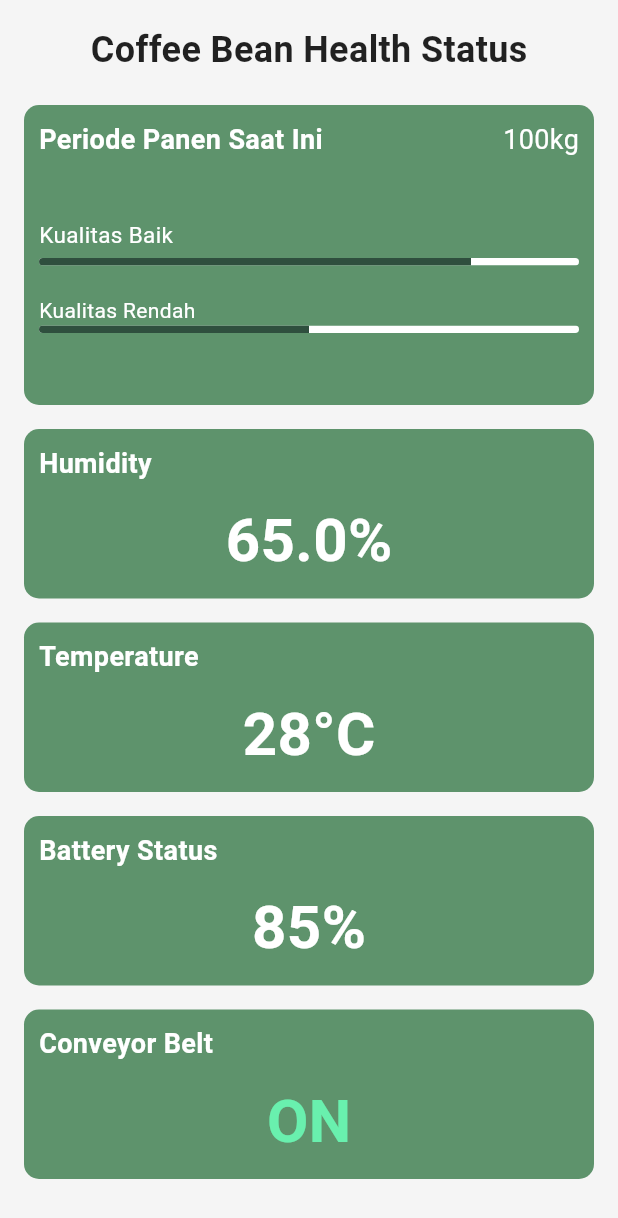
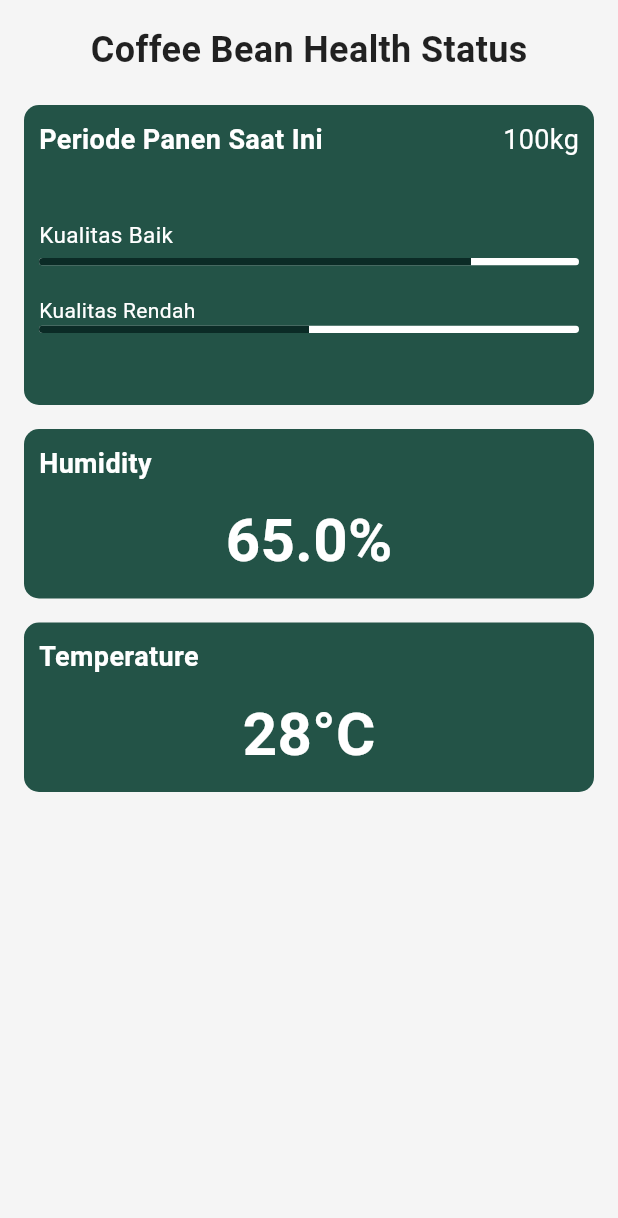
Before and after one commit to NRacoo/WeBean, a Flutter app: the ListScreen screen opened directly, on a phone screen of 412 x 824 dp. Shown: the top 1218 px of the screen. Run offline on Flutter 3.47's test engine with Material 3 defaults, Android fonts, the phone set to English and light mode, and no system bars; our stand-ins replace flutter_secure_storage, get, image_picker; accounts and stored records are empty.

Commit message:
feat:ganti warna

```diff
--- a/lib/route/app_page.dart
+++ b/lib/route/app_page.dart
@@ -5,6 +5,7 @@ import 'package:webean/route/app_route.dart';
 import 'package:webean/view/login/login_screen.dart';
 import 'package:webean/view/register/register_screen.dart';
 import 'package:webean/view/splash/splash_screen.dart';
+import 'package:webean/view/welcome/welcome_screen.dart';
 
 class AppPage {
   static var list = [
@@ -24,6 +25,10 @@ class AppPage {
     GetPage(
     name: AppRoute.register,
     page: () => const RegisterPage()
+    ),
+    GetPage(
+    name: AppRoute.welcome,
+    page: () => const WelcomeScreen()
     )
   ];
 }
--- a/lib/route/app_route.dart
+++ b/lib/route/app_route.dart
@@ -3,4 +3,5 @@ class AppRoute {
   static const String main = "/main";
   static const String login = "/login";
   static const String register = "/register";
+  static const String welcome = "/welcome";
 }
--- a/lib/view/dashboard/dashboard_screen.dart
+++ b/lib/view/dashboard/dashboard_screen.dart
@@ -45,7 +45,7 @@ class _HomeScreen extends State<HomeScreen> {
                   width: double.infinity,
                   padding: const EdgeInsets.all(24),
                   decoration: const BoxDecoration(
-                    color: Color(0xFF3E5F44),
+                    color: Color(0xFF0B2B26),
                     borderRadius: BorderRadius.only(
                       bottomLeft: Radius.circular(200),
                       bottomRight: Radius.circular(200),
@@ -76,7 +76,7 @@ class _HomeScreen extends State<HomeScreen> {
                         child: Center(
                           child: Container(
                             decoration: BoxDecoration(
-                              color: const Color(0xFF5E936C),
+                              color: const Color(0xFF235347),
                               shape: BoxShape.circle,
                             ),
                             child: Padding(
--- a/lib/view/list/list_screen.dart
+++ b/lib/view/list/list_screen.dart
@@ -2,8 +2,6 @@ import 'package:flutter/material.dart';
 import 'package:webean/widgets/kelembapan.dart';
 import 'package:webean/widgets/suhu_card.dart';
 import 'package:webean/widgets/panen_card.dart';
-import 'package:webean/widgets/battery_status_card.dart';
-import 'package:webean/widgets/conveyor_belt_status_card.dart';
 
 class ListScreen extends StatelessWidget {
   const ListScreen({super.key});
@@ -33,10 +31,6 @@ class ListScreen extends StatelessWidget {
                 const SizedBox(height: 16),
                 SuhuCard(suhu: 28.5, status: 'Temperature'),
                 const SizedBox(height: 16),
-                BatteryStatusCard(batteryLevel: 85, status: 'Battery Status'),
-                const SizedBox(height: 16),
-                ConveyorBeltStatusCard(isRunning: true, status: 'Conveyor Belt'),
-                const SizedBox(height: 16),
               ],
             ),
           ),
--- a/lib/view/profile/profile_screen.dart
+++ b/lib/view/profile/profile_screen.dart
@@ -66,7 +66,7 @@ class _ProfileScreenState extends State<ProfileScreen> {
                       width: double.infinity,
                       padding: const EdgeInsets.all(24),
                       decoration: const BoxDecoration(
-                        color: Color(0xFF3E5F44),
+                        color: Color(0xFF0B2B26),
                         borderRadius: BorderRadius.only(
                           bottomLeft: Radius.circular(200),
                           bottomRight: Radius.circular(200),
@@ -78,7 +78,7 @@ class _ProfileScreenState extends State<ProfileScreen> {
                           Center(
                             child: Container(
                               decoration: const BoxDecoration(
-                                color: Color(0xFF5E936C),
+                                color: Color(0xFF235347),
                                 shape: BoxShape.circle,
                               ),
                               child: Stack(
@@ -187,7 +187,7 @@ class _ProfileScreenState extends State<ProfileScreen> {
                             icon: const Icon(Icons.logout),
                             label: const Text("Logout"),
                             style: ElevatedButton.styleFrom(
-                              backgroundColor: const Color(0xFF5E936C),
+                              backgroundColor: const Color(0xFF235347),
                               foregroundColor: Colors.white,
                             ),
                             onPressed: () async {
--- a/lib/view/splash/splash_screen.dart
+++ b/lib/view/splash/splash_screen.dart
@@ -28,14 +28,14 @@ class _SplashScreenState extends State<SplashScreen> {
     if (token != null) {
       Get.offAllNamed(AppRoute.main);
     } else {
-      Get.offAllNamed(AppRoute.login);
+      Get.offAllNamed(AppRoute.welcome);
     }
   }
 
   @override
   Widget build(BuildContext context) {
     return Scaffold(
-      backgroundColor: Color(0xFF3E5F44),
+      backgroundColor: Color(0xFF0B2B26),
       body: Center(
         child: Padding(
           padding: const EdgeInsets.symmetric(horizontal: 20.0),
--- a/lib/widgets/battery_status_card.dart
+++ /dev/null
@@ -1,47 +0,0 @@
-import 'package:flutter/material.dart';
-
-class BatteryStatusCard extends StatelessWidget {
-  final double batteryLevel;
-  final String status;
-
-  const BatteryStatusCard({
-    super.key,
-    this.status = 'Battery Status',
-    required this.batteryLevel,
-  });
-
-  @override
-  Widget build(BuildContext context) {
-    return Container(
-      padding: const EdgeInsets.all(10),
-      decoration: BoxDecoration(
-        color: Color(0xFF5E936C),
-        borderRadius: BorderRadius.circular(10),
-      ),
-      child: Column(
-        crossAxisAlignment: CrossAxisAlignment.start,
-        children: [
-          Text(
-            status,
-            style: TextStyle(
-              fontSize: 18,
-              color: Colors.white,
-              fontWeight: FontWeight.bold,
-            ),
-          ),
-          const SizedBox(height: 10),
-          Center(
-            child: Text(
-              "${batteryLevel.toInt()}%",
-              style: TextStyle(
-                fontSize: 40,
-                fontWeight: FontWeight.bold,
-                color: Colors.white,
-              ),
-            ),
-          ),
-        ],
-      ),
-    );
-  }
-}
--- a/lib/widgets/conveyor_belt_status_card.dart
+++ /dev/null
@@ -1,47 +0,0 @@
-import 'package:flutter/material.dart';
-
-class ConveyorBeltStatusCard extends StatelessWidget {
-  final bool isRunning;
-  final String status;
-
-  const ConveyorBeltStatusCard({
-    super.key,
-    this.status = 'Conveyor Belt',
-    required this.isRunning,
-  });
-
-  @override
-  Widget build(BuildContext context) {
-    return Container(
-      padding: const EdgeInsets.all(10),
-      decoration: BoxDecoration(
-        color: Color(0xFF5E936C),
-        borderRadius: BorderRadius.circular(10),
-      ),
-      child: Column(
-        crossAxisAlignment: CrossAxisAlignment.start,
-        children: [
-          Text(
-            status,
-            style: TextStyle(
-              fontSize: 18,
-              color: Colors.white,
-              fontWeight: FontWeight.bold,
-            ),
-          ),
-          const SizedBox(height: 10),
-          Center(
-            child: Text(
-              isRunning ? 'ON' : 'OFF',
-              style: TextStyle(
-                fontSize: 40,
-                fontWeight: FontWeight.bold,
-                color: isRunning ? Colors.greenAccent : Colors.redAccent,
-              ),
-            ),
-          ),
-        ],
-      ),
-    );
-  }
-}
--- a/lib/widgets/kelembapan.dart
+++ b/lib/widgets/kelembapan.dart
@@ -11,7 +11,7 @@ class KelembapanCard extends StatelessWidget {
     return Container(
       padding: const EdgeInsets.all(10),
       decoration: BoxDecoration(
-        color: Color(0xFF5E936C),
+        color: Color(0xFF235347),
         borderRadius: BorderRadius.circular(10),
       ),
       child: Column(
--- a/lib/widgets/navigation.dart
+++ b/lib/widgets/navigation.dart
@@ -18,7 +18,7 @@ class CustomNavigationBar extends StatelessWidget {
       margin: const EdgeInsets.all(16),
       padding: const EdgeInsets.symmetric(vertical: 12),
       decoration: BoxDecoration(
-        color: Color(0xFF3E5F44),
+        color: Color(0xFF0B2B26),
         borderRadius: BorderRadius.circular(40),
       ),
       child: Row(
--- a/lib/widgets/panen_card.dart
+++ b/lib/widgets/panen_card.dart
@@ -10,7 +10,7 @@ class PeriodePanen extends StatelessWidget {
       width: double.infinity,
       height: 200,
       decoration: BoxDecoration(
-        color: Color(0xFF5E936C),
+        color: Color(0xFF235347),
         borderRadius: BorderRadius.circular(10),
       ),
       child: Column(
--- a/lib/widgets/profile_card.dart
+++ b/lib/widgets/profile_card.dart
@@ -130,7 +130,7 @@ class _EditProfile extends State<ProfileCard> {
     return Container(
       padding: const EdgeInsets.all(20),
       decoration: BoxDecoration(
-        color: Color(0xFF5E936C),
+        color: Color(0xFF235347),
         borderRadius: BorderRadius.circular(16),
       ),
       child: Form(
--- a/lib/widgets/progressbar.dart
+++ b/lib/widgets/progressbar.dart
@@ -14,7 +14,7 @@ class ProgressBar extends StatelessWidget {
           value: value,
           minHeight: 5,
           backgroundColor: Colors.white,
-          valueColor: const AlwaysStoppedAnimation(Color(0xFF2F4F3E)),
+          valueColor: const AlwaysStoppedAnimation(Color(0xFF0B2B26)),
         ),
       ),
     );
--- a/lib/widgets/suhu_card.dart
+++ b/lib/widgets/suhu_card.dart
@@ -11,7 +11,7 @@ class SuhuCard extends StatelessWidget {
     return Container(
       padding: const EdgeInsets.all(10),
       decoration: BoxDecoration(
-        color: Color(0xFF5E936C),
+        color: Color(0xFF235347),
         borderRadius: BorderRadius.circular(10),
       ),
       child: Column(
```
Also changed, not shown: lib/view/login/login_screen.dart (+47 -3 lines), lib/view/register/register_screen.dart (+30 -25 lines), lib/view/welcome/welcome_screen.dart (added, +91 -0 lines).
